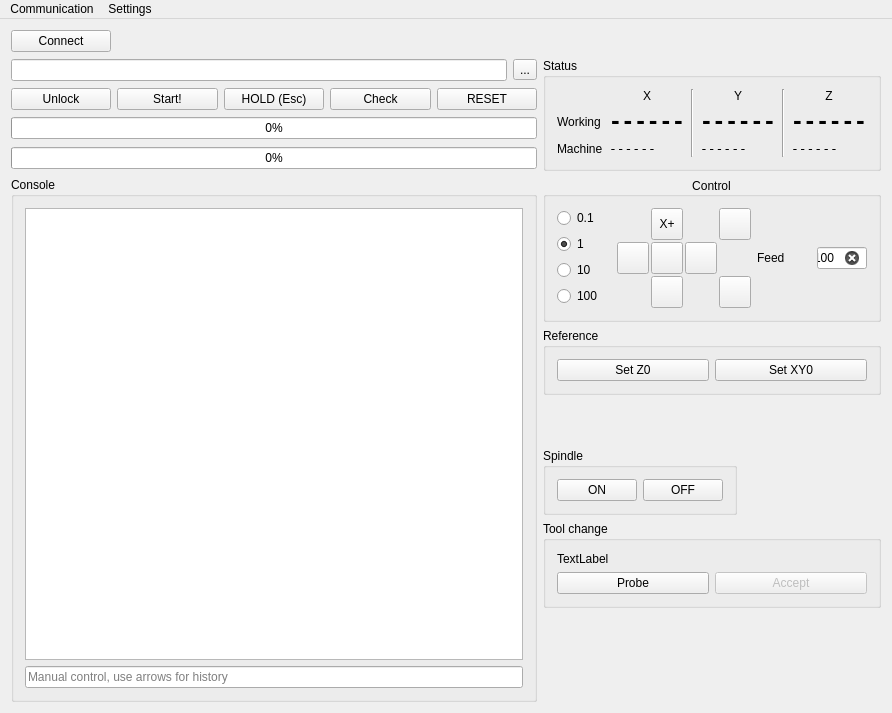
Before: the Qt Designer form mainwindow.ui in OstapFerensovych/qGRBL, drawn with Qt 5.
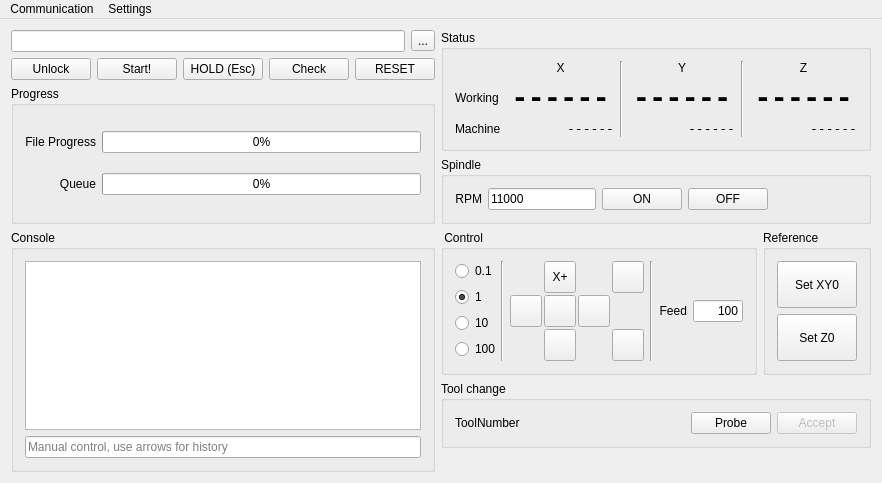
After: the same form once the commit is applied. Icons and pictures are not drawn.

```diff
--- a/mainwindow.ui
+++ b/mainwindow.ui
@@ -6,8 +6,8 @@
    <rect>
     <x>0</x>
     <y>0</y>
-    <width>892</width>
-    <height>713</height>
+    <width>844</width>
+    <height>443</height>
    </rect>
   </property>
   <property name="windowTitle">
@@ -15,30 +15,21 @@
   </property>
   <widget class="QWidget" name="centralWidget">
    <layout class="QGridLayout" name="gridLayout_2">
-    <item row="9" column="1" colspan="2">
-     <widget class="QGroupBox" name="groupBox_4">
-      <property name="title">
-       <string>Reference</string>
-      </property>
-      <layout class="QGridLayout" name="gridLayout_6">
-       <item row="0" column="0">
-        <widget class="QPushButton" name="pushButton_2">
-         <property name="text">
-          <string>Set Z0</string>
-         </property>
-        </widget>
-       </item>
-       <item row="0" column="1">
-        <widget class="QPushButton" name="pushButton">
-         <property name="text">
-          <string>Set XY0</string>
-         </property>
-        </widget>
-       </item>
-      </layout>
-     </widget>
+    <item row="1" column="0">
+     <layout class="QHBoxLayout" name="horizontalLayout_3">
+      <item>
+       <widget class="QLineEdit" name="leGFileName"/>
+      </item>
+      <item>
+       <widget class="QToolButton" name="btnOpenGFile">
+        <property name="text">
+         <string>...</string>
+        </property>
+       </widget>
+      </item>
+     </layout>
     </item>
-    <item row="3" column="0">
+    <item row="2" column="0">
      <layout class="QHBoxLayout" name="horizontalLayout_4">
       <item>
        <widget class="QPushButton" name="btnUnlock">
@@ -83,118 +74,258 @@
       </item>
      </layout>
     </item>
-    <item row="12" column="1" colspan="2">
-     <widget class="QGroupBox" name="groupBox_6">
+    <item row="7" column="0" rowspan="7">
+     <widget class="QGroupBox" name="groupBox_3">
       <property name="title">
-       <string>Tool change</string>
+       <string>Console</string>
       </property>
-      <layout class="QGridLayout" name="gridLayout_5">
-       <item row="0" column="0">
-        <widget class="QLabel" name="label_7">
+      <layout class="QVBoxLayout" name="verticalLayout_2">
+       <item>
+        <widget class="QTextBrowser" name="textBrowser"/>
+       </item>
+       <item>
+        <widget class="QLineEdit" name="lineEdit">
+         <property name="placeholderText">
+          <string>Manual control, use arrows for history</string>
+         </property>
+        </widget>
+       </item>
+      </layout>
+     </widget>
+    </item>
+    <item row="1" column="1" rowspan="4" colspan="2">
+     <widget class="QGroupBox" name="gbStatus">
+      <property name="title">
+       <string>Status</string>
+      </property>
+      <layout class="QGridLayout" name="gridLayout">
+       <item row="0" column="1">
+        <widget class="QLabel" name="label_4">
          <property name="text">
-          <string>TextLabel</string>
+          <string>X</string>
+         </property>
+         <property name="alignment">
+          <set>Qt::AlignCenter</set>
+         </property>
+        </widget>
+       </item>
+       <item row="2" column="3">
+        <widget class="QLabel" name="lblMPY">
+         <property name="sizePolicy">
+          <sizepolicy hsizetype="Expanding" vsizetype="Expanding">
+           <horstretch>0</horstretch>
+           <verstretch>0</verstretch>
+          </sizepolicy>
+         </property>
+         <property name="font">
+          <font>
+           <family>DejaVu Sans Mono</family>
+           <pointsize>10</pointsize>
+          </font>
+         </property>
+         <property name="text">
+          <string>------</string>
+         </property>
+         <property name="alignment">
+          <set>Qt::AlignRight|Qt::AlignTrailing|Qt::AlignVCenter</set>
+         </property>
+        </widget>
+       </item>
+       <item row="2" column="5">
+        <widget class="QLabel" name="lblMPZ">
+         <property name="sizePolicy">
+          <sizepolicy hsizetype="Expanding" vsizetype="Expanding">
+           <horstretch>0</horstretch>
+           <verstretch>0</verstretch>
+          </sizepolicy>
+         </property>
+         <property name="font">
+          <font>
+           <family>DejaVu Sans Mono</family>
+           <pointsize>10</pointsize>
+          </font>
+         </property>
+         <property name="text">
+          <string>------</string>
+         </property>
+         <property name="alignment">
+          <set>Qt::AlignRight|Qt::AlignTrailing|Qt::AlignVCenter</set>
+         </property>
+        </widget>
+       </item>
+       <item row="1" column="3">
+        <widget class="QLabel" name="lblWPY">
+         <property name="sizePolicy">
+          <sizepolicy hsizetype="Expanding" vsizetype="Expanding">
+           <horstretch>0</horstretch>
+           <verstretch>0</verstretch>
+          </sizepolicy>
+         </property>
+         <property name="font">
+          <font>
+           <family>DejaVu Sans Mono</family>
+           <pointsize>20</pointsize>
+           <weight>75</weight>
+           <bold>true</bold>
+          </font>
+         </property>
+         <property name="text">
+          <string>------</string>
+         </property>
+         <property name="alignment">
+          <set>Qt::AlignCenter</set>
          </property>
         </widget>
        </item>
        <item row="1" column="0">
-        <widget class="QPushButton" name="pushButton_6">
+        <widget class="QLabel" name="label_2">
          <property name="text">
-          <string>Probe</string>
+          <string>Working</string>
+         </property>
+        </widget>
+       </item>
+       <item row="2" column="1">
+        <widget class="QLabel" name="lblMPX">
+         <property name="sizePolicy">
+          <sizepolicy hsizetype="Expanding" vsizetype="Expanding">
+           <horstretch>0</horstretch>
+           <verstretch>0</verstretch>
+          </sizepolicy>
+         </property>
+         <property name="font">
+          <font>
+           <family>DejaVu Sans Mono</family>
+           <pointsize>10</pointsize>
+          </font>
+         </property>
+         <property name="text">
+          <string>------</string>
+         </property>
+         <property name="alignment">
+          <set>Qt::AlignRight|Qt::AlignTrailing|Qt::AlignVCenter</set>
+         </property>
+        </widget>
+       </item>
+       <item row="2" column="0">
+        <widget class="QLabel" name="label_3">
+         <property name="text">
+          <string>Machine</string>
+         </property>
+        </widget>
+       </item>
+       <item row="0" column="3">
+        <widget class="QLabel" name="label_5">
+         <property name="text">
+          <string>Y</string>
+         </property>
+         <property name="alignment">
+          <set>Qt::AlignCenter</set>
          </property>
         </widget>
        </item>
        <item row="1" column="1">
-        <widget class="QPushButton" name="btnToolChangeAccept">
-         <property name="enabled">
-          <bool>false</bool>
-         </property>
-         <property name="text">
-          <string>Accept</string>
-         </property>
-        </widget>
-       </item>
-      </layout>
-     </widget>
-    </item>
-    <item row="2" column="0">
-     <layout class="QHBoxLayout" name="horizontalLayout_3">
-      <item>
-       <widget class="QLineEdit" name="leGFileName"/>
-      </item>
-      <item>
-       <widget class="QToolButton" name="btnOpenGFile">
-        <property name="text">
-         <string>...</string>
-        </property>
-       </widget>
-      </item>
-     </layout>
-    </item>
-    <item row="11" column="1">
-     <widget class="QGroupBox" name="groupBox_5">
-      <property name="title">
-       <string>Spindle</string>
-      </property>
-      <layout class="QGridLayout" name="gridLayout_4">
-       <item row="0" column="0">
-        <widget class="QPushButton" name="pushButton_4">
+        <widget class="QLabel" name="lblWPX">
          <property name="sizePolicy">
-          <sizepolicy hsizetype="Minimum" vsizetype="Minimum">
+          <sizepolicy hsizetype="Expanding" vsizetype="Expanding">
            <horstretch>0</horstretch>
            <verstretch>0</verstretch>
           </sizepolicy>
          </property>
+         <property name="font">
+          <font>
+           <family>DejaVu Sans Mono</family>
+           <pointsize>20</pointsize>
+           <weight>75</weight>
+           <bold>true</bold>
+          </font>
+         </property>
          <property name="text">
-          <string>ON</string>
+          <string>------</string>
          </property>
+         <property name="alignment">
+          <set>Qt::AlignCenter</set>
+         </property>
         </widget>
        </item>
-       <item row="0" column="1">
-        <widget class="QPushButton" name="pushButton_3">
+       <item row="0" column="5">
+        <widget class="QLabel" name="label_6">
+         <property name="text">
+          <string>Z</string>
+         </property>
+         <property name="alignment">
+          <set>Qt::AlignCenter</set>
+         </property>
+        </widget>
+       </item>
+       <item row="1" column="5">
+        <widget class="QLabel" name="lblWPZ">
          <property name="sizePolicy">
-          <sizepolicy hsizetype="Minimum" vsizetype="Minimum">
+          <sizepolicy hsizetype="Expanding" vsizetype="Expanding">
            <horstretch>0</horstretch>
            <verstretch>0</verstretch>
           </sizepolicy>
          </property>
+         <property name="font">
+          <font>
+           <family>DejaVu Sans Mono</family>
+           <pointsize>20</pointsize>
+           <weight>75</weight>
+           <bold>true</bold>
+          </font>
+         </property>
          <property name="text">
-          <string>OFF</string>
+          <string>------</string>
          </property>
+         <property name="alignment">
+          <set>Qt::AlignCenter</set>
+         </property>
         </widget>
        </item>
+       <item row="0" column="2" rowspan="3">
+        <widget class="Line" name="line">
+         <property name="orientation">
+          <enum>Qt::Vertical</enum>
+         </property>
+        </widget>
+       </item>
+       <item row="0" column="4" rowspan="3">
+        <widget class="Line" name="line_2">
+         <property name="orientation">
+          <enum>Qt::Vertical</enum>
+         </property>
+        </widget>
+       </item>
       </layout>
      </widget>
     </item>
-    <item row="4" column="0">
-     <widget class="QProgressBar" name="progressBar_2">
-      <property name="value">
-       <number>0</number>
-      </property>
-     </widget>
-    </item>
-    <item row="5" column="0">
-     <widget class="QProgressBar" name="progressBar">
-      <property name="maximum">
-       <number>127</number>
-      </property>
-      <property name="value">
-       <number>0</number>
-      </property>
-     </widget>
-    </item>
-    <item row="7" column="1" rowspan="2" colspan="2">
+    <item row="7" column="1">
      <widget class="QGroupBox" name="groupBox">
+      <property name="sizePolicy">
+       <sizepolicy hsizetype="Maximum" vsizetype="Preferred">
+        <horstretch>0</horstretch>
+        <verstretch>0</verstretch>
+       </sizepolicy>
+      </property>
       <property name="title">
        <string> Control </string>
       </property>
-      <property name="alignment">
-       <set>Qt::AlignCenter</set>
-      </property>
       <layout class="QHBoxLayout" name="horizontalLayout">
        <item>
         <layout class="QVBoxLayout" name="verticalLayout">
+         <property name="sizeConstraint">
+          <enum>QLayout::SetMinimumSize</enum>
+         </property>
          <item>
           <widget class="QRadioButton" name="rb1">
+           <property name="maximumSize">
+            <size>
+             <width>40</width>
+             <height>16777215</height>
+            </size>
+           </property>
+           <property name="layoutDirection">
+            <enum>Qt::LeftToRight</enum>
+           </property>
            <property name="text">
             <string>0.1</string>
            </property>
@@ -202,6 +333,21 @@
          </item>
          <item>
           <widget class="QRadioButton" name="rb2">
+           <property name="sizePolicy">
+            <sizepolicy hsizetype="Minimum" vsizetype="Fixed">
+             <horstretch>0</horstretch>
+             <verstretch>0</verstretch>
+            </sizepolicy>
+           </property>
+           <property name="maximumSize">
+            <size>
+             <width>40</width>
+             <height>16777215</height>
+            </size>
+           </property>
+           <property name="layoutDirection">
+            <enum>Qt::LeftToRight</enum>
+           </property>
            <property name="text">
             <string>1</string>
            </property>
@@ -212,6 +358,15 @@
          </item>
          <item>
           <widget class="QRadioButton" name="rb3">
+           <property name="maximumSize">
+            <size>
+             <width>40</width>
+             <height>16777215</height>
+            </size>
+           </property>
+           <property name="layoutDirection">
+            <enum>Qt::LeftToRight</enum>
+           </property>
            <property name="text">
             <string>10</string>
            </property>
@@ -219,6 +374,15 @@
          </item>
          <item>
           <widget class="QRadioButton" name="rb4">
+           <property name="maximumSize">
+            <size>
+             <width>40</width>
+             <height>16777215</height>
+            </size>
+           </property>
+           <property name="layoutDirection">
+            <enum>Qt::LeftToRight</enum>
+           </property>
            <property name="text">
             <string>100</string>
            </property>
@@ -226,6 +390,13 @@
          </item>
         </layout>
        </item>
+       <item>
+        <widget class="Line" name="line_4">
+         <property name="orientation">
+          <enum>Qt::Vertical</enum>
+         </property>
+        </widget>
+       </item>
        <item>
         <layout class="QGridLayout" name="gridLayout_3">
          <property name="spacing">
@@ -469,258 +640,284 @@
          </item>
         </layout>
        </item>
+       <item>
+        <widget class="Line" name="line_3">
+         <property name="orientation">
+          <enum>Qt::Vertical</enum>
+         </property>
+        </widget>
+       </item>
        <item>
         <widget class="QLabel" name="label">
+         <property name="maximumSize">
+          <size>
+           <width>45</width>
+           <height>16777215</height>
+          </size>
+         </property>
          <property name="text">
           <string>Feed</string>
          </property>
+         <property name="alignment">
+          <set>Qt::AlignRight|Qt::AlignTrailing|Qt::AlignVCenter</set>
+         </property>
         </widget>
        </item>
        <item>
         <widget class="QLineEdit" name="leFeedRate">
+         <property name="sizePolicy">
+          <sizepolicy hsizetype="Fixed" vsizetype="Fixed">
+           <horstretch>1</horstretch>
+           <verstretch>0</verstretch>
+          </sizepolicy>
+         </property>
          <property name="maximumSize">
           <size>
            <width>50</width>
            <height>16777215</height>
           </size>
          </property>
-         <property name="inputMask">
-          <string>0000</string>
-         </property>
          <property name="text">
           <string notr="true">100</string>
          </property>
          <property name="maxLength">
-          <number>4</number>
-         </property>
-         <property name="placeholderText">
-          <string>Feed Rate</string>
-         </property>
-         <property name="clearButtonEnabled">
-          <bool>true</bool>
-         </property>
-        </widget>
-       </item>
-      </layout>
-     </widget>
-    </item>
-    <item row="7" column="0" rowspan="8">
-     <widget class="QGroupBox" name="groupBox_3">
-      <property name="title">
-       <string>Console</string>
-      </property>
-      <layout class="QVBoxLayout" name="verticalLayout_2">
-       <item>
-        <widget class="QTextBrowser" name="textBrowser"/>
-       </item>
-       <item>
-        <widget class="QLineEdit" name="lineEdit">
-         <property name="placeholderText">
-          <string>Manual control, use arrows for history</string>
-         </property>
-        </widget>
-       </item>
-      </layout>
-     </widget>
-    </item>
-    <item row="2" column="1" rowspan="4" colspan="2">
-     <widget class="QGroupBox" name="gbStatus">
-      <property name="title">
-       <string>Status</string>
-      </property>
-      <layout class="QGridLayout" name="gridLayout">
-       <item row="0" column="1">
-        <widget class="QLabel" name="label_4">
-         <property name="text">
-          <string>X</string>
+          <number>5</number>
          </property>
          <property name="alignment">
-          <set>Qt::AlignCenter</set>
+          <set>Qt::AlignRight|Qt::AlignTrailing|Qt::AlignVCenter</set>
          </property>
         </widget>
        </item>
-       <item row="2" column="3">
-        <widget class="QLabel" name="lblMPY">
-         <property name="sizePolicy">
-          <sizepolicy hsizetype="Expanding" vsizetype="Expanding">
-           <horstretch>0</horstretch>
-           <verstretch>0</verstretch>
-          </sizepolicy>
+       <item>
+        <spacer name="horizontalSpacer">
+         <property name="orientation">
+          <enum>Qt::Horizontal</enum>
          </property>
-         <property name="font">
-          <font>
-           <family>DejaVu Sans Mono</family>
-           <pointsize>10</pointsize>
-          </font>
+         <property name="sizeHint" stdset="0">
+          <size>
+           <width>40</width>
+           <height>20</height>
+          </size>
          </property>
-         <property name="text">
-          <string>------</string>
-         </property>
-        </widget>
+        </spacer>
        </item>
-       <item row="2" column="5">
-        <widget class="QLabel" name="lblMPZ">
-         <property name="sizePolicy">
-          <sizepolicy hsizetype="Expanding" vsizetype="Expanding">
-           <horstretch>0</horstretch>
-           <verstretch>0</verstretch>
-          </sizepolicy>
-         </property>
-         <property name="font">
-          <font>
-           <family>DejaVu Sans Mono</family>
-           <pointsize>10</pointsize>
-          </font>
-         </property>
-         <property name="text">
-          <string>------</string>
-         </property>
-        </widget>
-       </item>
-       <item row="1" column="3">
-        <widget class="QLabel" name="lblWPY">
-         <property name="sizePolicy">
-          <sizepolicy hsizetype="Expanding" vsizetype="Expanding">
-           <horstretch>0</horstretch>
-           <verstretch>0</verstretch>
-          </sizepolicy>
-         </property>
-         <property name="font">
-          <font>
-           <family>DejaVu Sans Mono</family>
-           <pointsize>16</pointsize>
-           <weight>75</weight>
-           <bold>true</bold>
-          </font>
-         </property>
-         <property name="text">
-          <string>------</string>
-         </property>
-        </widget>
-       </item>
+      </layout>
+     </widget>
+    </item>
+    <item row="7" column="2">
+     <widget class="QGroupBox" name="groupBox_4">
+      <property name="sizePolicy">
+       <sizepolicy hsizetype="Maximum" vsizetype="Minimum">
+        <horstretch>0</horstretch>
+        <verstretch>0</verstretch>
+       </sizepolicy>
+      </property>
+      <property name="title">
+       <string>Reference</string>
+      </property>
+      <layout class="QGridLayout" name="gridLayout_6">
        <item row="1" column="0">
-        <widget class="QLabel" name="label_2">
+        <widget class="QPushButton" name="btnZeroZ">
+         <property name="sizePolicy">
+          <sizepolicy hsizetype="Minimum" vsizetype="Minimum">
+           <horstretch>0</horstretch>
+           <verstretch>0</verstretch>
+          </sizepolicy>
+         </property>
          <property name="text">
-          <string>Working</string>
+          <string>Set Z0</string>
+         </property>
+        </widget>
+       </item>
+       <item row="0" column="0">
+        <widget class="QPushButton" name="btnZeroXY">
+         <property name="sizePolicy">
+          <sizepolicy hsizetype="Fixed" vsizetype="Minimum">
+           <horstretch>0</horstretch>
+           <verstretch>0</verstretch>
+          </sizepolicy>
+         </property>
+         <property name="text">
+          <string>Set XY0</string>
+         </property>
+        </widget>
+       </item>
+      </layout>
+     </widget>
+    </item>
+    <item row="5" column="1" colspan="2">
+     <widget class="QGroupBox" name="groupBox_5">
+      <property name="sizePolicy">
+       <sizepolicy hsizetype="MinimumExpanding" vsizetype="Preferred">
+        <horstretch>0</horstretch>
+        <verstretch>0</verstretch>
+       </sizepolicy>
+      </property>
+      <property name="title">
+       <string>Spindle</string>
+      </property>
+      <layout class="QGridLayout" name="gridLayout_4">
+       <item row="1" column="5">
+        <widget class="QPushButton" name="btnSpnON">
+         <property name="sizePolicy">
+          <sizepolicy hsizetype="Fixed" vsizetype="Fixed">
+           <horstretch>0</horstretch>
+           <verstretch>0</verstretch>
+          </sizepolicy>
+         </property>
+         <property name="text">
+          <string>ON</string>
+         </property>
+        </widget>
+       </item>
+       <item row="1" column="2">
+        <widget class="QLabel" name="label_10">
+         <property name="sizePolicy">
+          <sizepolicy hsizetype="Minimum" vsizetype="Minimum">
+           <horstretch>0</horstretch>
+           <verstretch>0</verstretch>
+          </sizepolicy>
+         </property>
+         <property name="text">
+          <string>RPM</string>
+         </property>
+         <property name="alignment">
+          <set>Qt::AlignRight|Qt::AlignTrailing|Qt::AlignVCenter</set>
+         </property>
+        </widget>
+       </item>
+       <item row="1" column="3">
+        <widget class="QLineEdit" name="lineEdit_2">
+         <property name="sizePolicy">
+          <sizepolicy hsizetype="Maximum" vsizetype="Fixed">
+           <horstretch>0</horstretch>
+           <verstretch>0</verstretch>
+          </sizepolicy>
+         </property>
+         <property name="text">
+          <string>11000</string>
+         </property>
+        </widget>
+       </item>
+       <item row="1" column="7">
+        <spacer name="horizontalSpacer_2">
+         <property name="orientation">
+          <enum>Qt::Horizontal</enum>
+         </property>
+         <property name="sizeHint" stdset="0">
+          <size>
+           <width>40</width>
+           <height>20</height>
+          </size>
+         </property>
+        </spacer>
+       </item>
+       <item row="1" column="6">
+        <widget class="QPushButton" name="btnSpnOFF">
+         <property name="sizePolicy">
+          <sizepolicy hsizetype="Fixed" vsizetype="Fixed">
+           <horstretch>0</horstretch>
+           <verstretch>0</verstretch>
+          </sizepolicy>
+         </property>
+         <property name="text">
+          <string>OFF</string>
+         </property>
+        </widget>
+       </item>
+      </layout>
+     </widget>
+    </item>
+    <item row="3" column="0" rowspan="3">
+     <widget class="QGroupBox" name="groupBox_2">
+      <property name="title">
+       <string>Progress</string>
+      </property>
+      <layout class="QGridLayout" name="gridLayout_7">
+       <item row="1" column="1">
+        <widget class="QProgressBar" name="progressBar_2">
+         <property name="value">
+          <number>0</number>
          </property>
         </widget>
        </item>
        <item row="2" column="1">
-        <widget class="QLabel" name="lblMPX">
-         <property name="sizePolicy">
-          <sizepolicy hsizetype="Expanding" vsizetype="Expanding">
-           <horstretch>0</horstretch>
-           <verstretch>0</verstretch>
-          </sizepolicy>
+        <widget class="QProgressBar" name="progressBar">
+         <property name="maximum">
+          <number>127</number>
          </property>
-         <property name="font">
-          <font>
-           <family>DejaVu Sans Mono</family>
-           <pointsize>10</pointsize>
-          </font>
+         <property name="value">
+          <number>0</number>
          </property>
+        </widget>
+       </item>
+       <item row="1" column="0">
+        <widget class="QLabel" name="label_8">
          <property name="text">
-          <string>------</string>
+          <string>File Progress</string>
+         </property>
+         <property name="alignment">
+          <set>Qt::AlignRight|Qt::AlignTrailing|Qt::AlignVCenter</set>
          </property>
         </widget>
        </item>
        <item row="2" column="0">
-        <widget class="QLabel" name="label_3">
+        <widget class="QLabel" name="label_9">
          <property name="text">
-          <string>Machine</string>
+          <string>Queue</string>
          </property>
-        </widget>
-       </item>
-       <item row="0" column="3">
-        <widget class="QLabel" name="label_5">
-         <property name="text">
-          <string>Y</string>
-         </property>
          <property name="alignment">
-          <set>Qt::AlignCenter</set>
-         </property>
-        </widget>
-       </item>
-       <item row="1" column="1">
-        <widget class="QLabel" name="lblWPX">
-         <property name="sizePolicy">
-          <sizepolicy hsizetype="Expanding" vsizetype="Expanding">
-           <horstretch>0</horstretch>
-           <verstretch>0</verstretch>
-          </sizepolicy>
-         </property>
-         <property name="font">
-          <font>
-           <family>DejaVu Sans Mono</family>
-           <pointsize>16</pointsize>
-           <weight>75</weight>
-           <bold>true</bold>
-          </font>
-         </property>
-         <property name="text">
-          <string>------</string>
-         </property>
-        </widget>
-       </item>
-       <item row="0" column="5">
-        <widget class="QLabel" name="label_6">
-         <property name="text">
-          <string>Z</string>
-         </property>
-         <property name="alignment">
-          <set>Qt::AlignCenter</set>
-         </property>
-        </widget>
-       </item>
-       <item row="1" column="5">
-        <widget class="QLabel" name="lblWPZ">
-         <property name="sizePolicy">
-          <sizepolicy hsizetype="Expanding" vsizetype="Expanding">
-           <horstretch>0</horstretch>
-           <verstretch>0</verstretch>
-          </sizepolicy>
-         </property>
-         <property name="font">
-          <font>
-           <family>DejaVu Sans Mono</family>
-           <pointsize>16</pointsize>
-           <weight>75</weight>
-           <bold>true</bold>
-          </font>
-         </property>
-         <property name="text">
-          <string>------</string>
-         </property>
-        </widget>
-       </item>
-       <item row="0" column="2" rowspan="3">
-        <widget class="Line" name="line">
-         <property name="orientation">
-          <enum>Qt::Vertical</enum>
-         </property>
-        </widget>
-       </item>
-       <item row="0" column="4" rowspan="3">
-        <widget class="Line" name="line_2">
-         <property name="orientation">
-          <enum>Qt::Vertical</enum>
+          <set>Qt::AlignRight|Qt::AlignTrailing|Qt::AlignVCenter</set>
          </property>
         </widget>
        </item>
       </layout>
      </widget>
     </item>
-    <item row="0" column="0">
-     <widget class="QPushButton" name="pushButton_5">
-      <property name="maximumSize">
-       <size>
-        <width>100</width>
-        <height>16777215</height>
-       </size>
+    <item row="8" column="1" rowspan="2" colspan="2">
+     <widget class="QGroupBox" name="groupBox_6">
+      <property name="title">
+       <string>Tool change</string>
       </property>
-      <property name="text">
-       <string>Connect</string>
-      </property>
+      <layout class="QGridLayout" name="gridLayout_5">
+       <item row="1" column="3">
+        <widget class="QPushButton" name="btnToolChangeAccept">
+         <property name="enabled">
+          <bool>false</bool>
+         </property>
+         <property name="text">
+          <string>Accept</string>
+         </property>
+        </widget>
+       </item>
+       <item row="1" column="2">
+        <widget class="QPushButton" name="btnProbe">
+         <property name="text">
+          <string>Probe</string>
+         </property>
+        </widget>
+       </item>
+       <item row="1" column="0">
+        <widget class="QLabel" name="label_7">
+         <property name="text">
+          <string>ToolNumber</string>
+         </property>
+        </widget>
+       </item>
+       <item row="1" column="1">
+        <spacer name="horizontalSpacer_3">
+         <property name="orientation">
+          <enum>Qt::Horizontal</enum>
+         </property>
+         <property name="sizeHint" stdset="0">
+          <size>
+           <width>40</width>
+           <height>20</height>
+          </size>
+         </property>
+        </spacer>
+       </item>
+      </layout>
      </widget>
     </item>
    </layout>
@@ -739,7 +936,7 @@
     <rect>
      <x>0</x>
      <y>0</y>
-     <width>892</width>
+     <width>844</width>
      <height>18</height>
     </rect>
    </property>
```
Left out of the diff: 25 changed lines with no effect on the pictures.
